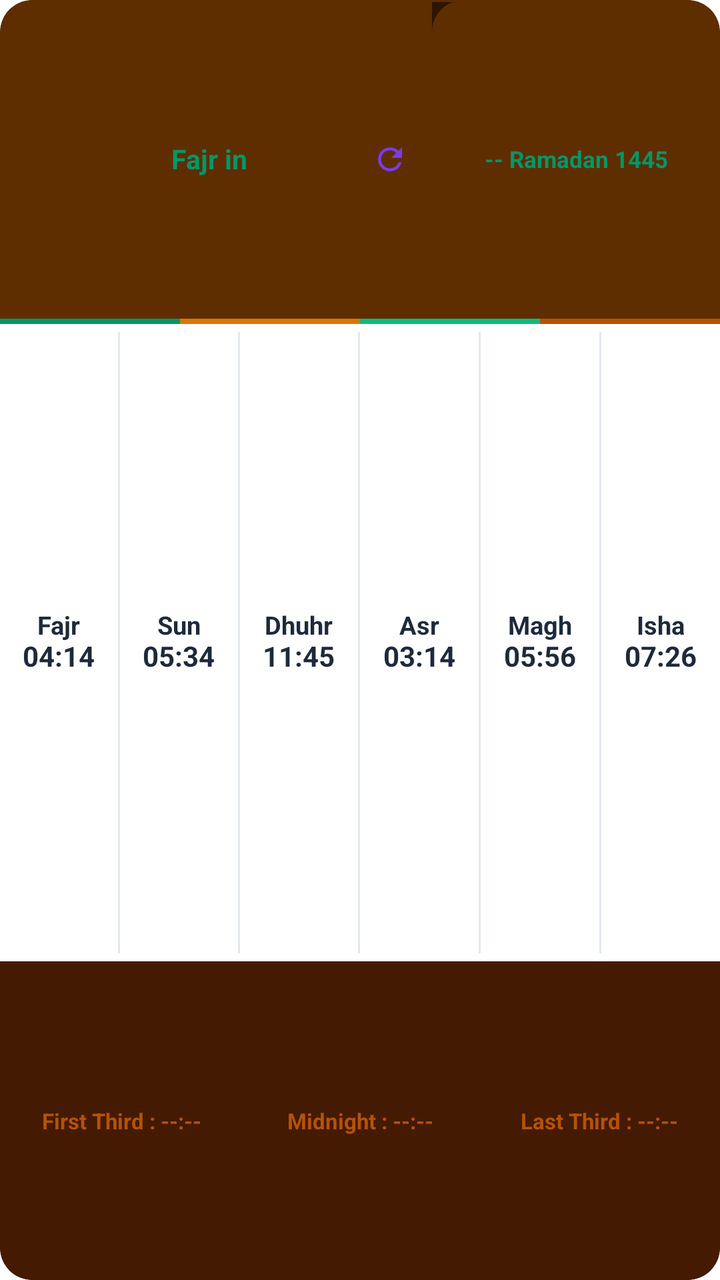
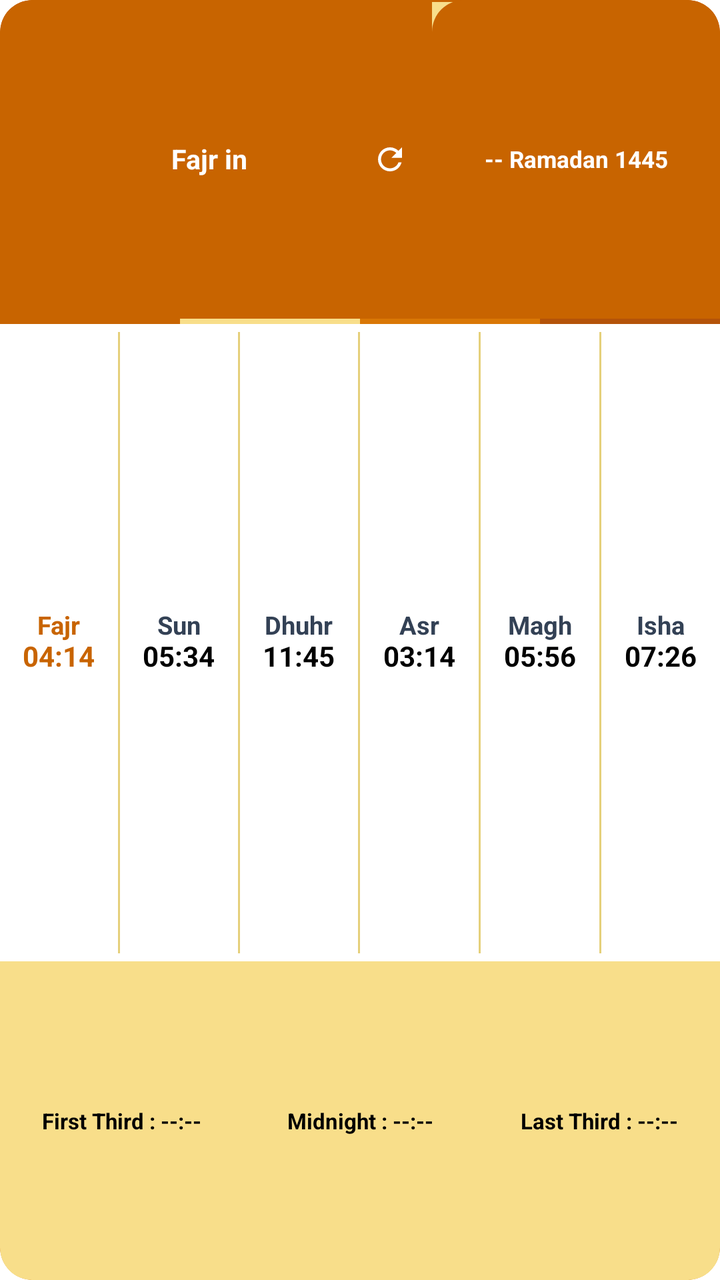

Screens rendered from an Android XML layout before and after an edit, with the pre-edit source and the edit as a unified diff.
<!-- AndroidManifest.xml: application theme AppTheme.NoActionBar -->
<!-- res/layout/prayer_widget_ltr.xml -->
<?xml version="1.0" encoding="utf-8"?>
<LinearLayout xmlns:android="http://schemas.android.com/apk/res/android"
    android:id="@+id/widget_root"
    android:layout_width="match_parent"
    android:layout_height="match_parent"
    android:orientation="vertical"
    android:layoutDirection="ltr"
    android:background="@drawable/widget_bg_white"
    android:clipToOutline="true"
    android:layout_margin="0dp"
    android:padding="0dp">

    
    <LinearLayout
        android:layout_width="match_parent"
        android:layout_height="0dp"
        android:layout_weight="25"
        android:orientation="horizontal"
        android:layoutDirection="ltr"
        android:baselineAligned="false">

        
        <RelativeLayout
            android:id="@+id/widget_top_right_section"
            android:layout_width="0dp"
            android:layout_weight="6"
            android:layout_height="match_parent"
            android:layoutDirection="ltr"
            android:background="@drawable/widget_top_right_bg"
            android:padding="0dp">

            
            <ImageView
                android:id="@+id/widget_app_icon_small"
                android:layout_width="22dp"
                android:layout_height="22dp"
                android:src="@mipmap/ic_launcher"
                android:layout_alignParentStart="true"
                android:layout_centerVertical="true"
                android:layout_marginStart="10dp"
                android:contentDescription="App Icon" />

            <ImageView
                android:id="@+id/widget_app_icon_large"
                android:layout_width="34dp"
                android:layout_height="34dp"
                android:src="@mipmap/ic_launcher"
                android:layout_alignParentStart="true"
                android:layout_centerVertical="true"
                android:layout_marginStart="10dp"
                android:visibility="gone"
                android:contentDescription="App Icon Large" />

            
            <LinearLayout
                android:id="@+id/widget_next_prayer_container"
                android:layout_width="wrap_content"
                android:layout_height="wrap_content"
                android:orientation="horizontal"
                android:layoutDirection="ltr"
                android:layout_centerInParent="true"
                android:gravity="center">

                <TextView
                    android:id="@+id/widget_next_prayer_name"
                    android:layout_width="wrap_content"
                    android:layout_height="wrap_content"
                    android:text="Fajr in"
                    android:textColor="#059669"
                    android:textSize="13.5sp"
                    android:textStyle="bold"
                    android:layout_marginEnd="6dp" />

                <Chronometer
                    android:id="@+id/widget_next_prayer_time"
                    android:layout_width="wrap_content"
                    android:layout_height="wrap_content"
                    android:textColor="#1E293B"
                    android:textSize="18sp"
                    android:textStyle="bold"
                    android:layout_marginTop="0dp"
                    android:visibility="gone"
                    android:countDown="true" />

                <TextView
                    android:id="@+id/widget_next_prayer_time_en"
                    android:layout_width="wrap_content"
                    android:layout_height="wrap_content"
                    android:textColor="#1E293B"
                    android:textSize="17.5sp"
                    android:textStyle="bold"
                    android:layout_marginTop="0dp"
                    android:visibility="visible" />
            </LinearLayout>

            
            <ImageView
                android:id="@+id/widget_btn_refresh"
                android:layout_width="22dp"
                android:layout_height="22dp"
                android:src="@drawable/ic_widget_refresh"
                android:layout_alignParentEnd="true"
                android:layout_centerVertical="true"
                android:layout_marginEnd="10dp"
                android:padding="2dp"
                android:contentDescription="Refresh" />
        </RelativeLayout>

        
        <LinearLayout
            android:id="@+id/widget_left_section"
            android:layout_width="0dp"
            android:layout_weight="4"
            android:layout_height="match_parent"
            android:background="@drawable/widget_left_bg"
            android:orientation="vertical"
            android:gravity="center"
            android:clickable="true"
            android:focusable="true"
            android:paddingStart="4dp"
            android:paddingEnd="4dp">

            <TextView
                android:id="@+id/widget_hijri_date"
                android:layout_width="match_parent"
                android:layout_height="wrap_content"
                android:text="-- Ramadan 1445"
                android:textColor="#059669"
                android:textSize="11.5sp"
                android:textStyle="bold"
                android:gravity="center"
                android:textAlignment="center"
                android:singleLine="true" />

            <TextView
                android:id="@+id/widget_gregorian_date"
                android:layout_width="match_parent"
                android:layout_height="wrap_content"
                android:text="-- -- --"
                android:textColor="#059669"
                android:textSize="10sp"
                android:textStyle="bold"
                android:gravity="center"
                android:textAlignment="center"
                android:singleLine="true"
                android:visibility="gone"
                android:layout_marginTop="1dp" />
        </LinearLayout>
    </LinearLayout>

    
    <LinearLayout
        android:id="@+id/widget_accent_strip"
        android:layout_width="match_parent"
        android:layout_height="2.5dp"
        android:orientation="horizontal"
        android:baselineAligned="false">
        <FrameLayout
            android:id="@+id/full_strip_purple"
            android:layout_width="0dp"
            android:layout_weight="1"
            android:layout_height="match_parent"
            android:background="#059669" />
        <FrameLayout
            android:id="@+id/full_strip_green"
            android:layout_width="0dp"
            android:layout_weight="1"
            android:layout_height="match_parent"
            android:background="#D97706" />
        <FrameLayout
            android:id="@+id/full_strip_teal"
            android:layout_width="0dp"
            android:layout_weight="1"
            android:layout_height="match_parent"
            android:background="#10B981" />
        <FrameLayout
            android:id="@+id/full_strip_terracotta"
            android:layout_width="0dp"
            android:layout_weight="1"
            android:layout_height="match_parent"
            android:background="#B45309" />
    </LinearLayout>

    
    <LinearLayout
        android:id="@+id/widget_middle_section"
        android:layout_width="match_parent"
        android:layout_height="0dp"
        android:layout_weight="50"
        android:orientation="horizontal"
        android:layoutDirection="ltr"
        android:background="#FFFFFF"
        android:paddingTop="2dp"
        android:paddingBottom="2dp"
        android:clickable="true"
        android:focusable="true">

        
        <LinearLayout android:id="@+id/col_fajr" android:layout_width="0dp" android:layout_weight="1" android:layout_height="match_parent" android:orientation="vertical" android:gravity="center">
            <TextView android:id="@+id/name_fajr" android:layout_width="wrap_content" android:layout_height="wrap_content" android:text="Fajr" android:textColor="#1E293B" android:textSize="12.5sp" android:textStyle="bold" android:singleLine="true" android:includeFontPadding="false"/>
            <TextView android:id="@+id/time_fajr" android:layout_width="wrap_content" android:layout_height="wrap_content" android:text="04:14" android:textColor="#1E293B" android:textSize="14sp" android:textStyle="bold" android:layout_marginTop="0dp" android:singleLine="true" android:includeFontPadding="false"/>
        </LinearLayout>
        <FrameLayout android:id="@+id/sep_1" android:layout_width="1dp" android:layout_height="match_parent" android:background="#E2E8F0" android:layout_marginTop="2dp" android:layout_marginBottom="2dp"/>

        
        <LinearLayout android:id="@+id/col_sunrise" android:layout_width="0dp" android:layout_weight="1" android:layout_height="match_parent" android:orientation="vertical" android:gravity="center">
            <TextView android:id="@+id/name_sunrise" android:layout_width="wrap_content" android:layout_height="wrap_content" android:text="Sun" android:textColor="#1E293B" android:textSize="12.5sp" android:textStyle="bold" android:singleLine="true" android:includeFontPadding="false"/>
            <TextView android:id="@+id/time_sunrise" android:layout_width="wrap_content" android:layout_height="wrap_content" android:text="05:34" android:textColor="#1E293B" android:textSize="14sp" android:textStyle="bold" android:layout_marginTop="0dp" android:singleLine="true" android:includeFontPadding="false"/>
        </LinearLayout>
        <FrameLayout android:id="@+id/sep_2" android:layout_width="1dp" android:layout_height="match_parent" android:background="#E2E8F0" android:layout_marginTop="2dp" android:layout_marginBottom="2dp"/>

        
        <LinearLayout android:id="@+id/col_dhuhr" android:layout_width="0dp" android:layout_weight="1" android:layout_height="match_parent" android:orientation="vertical" android:gravity="center">
            <TextView android:id="@+id/name_dhuhr" android:layout_width="wrap_content" android:layout_height="wrap_content" android:text="Dhuhr" android:textColor="#1E293B" android:textSize="12.5sp" android:textStyle="bold" android:singleLine="true" android:includeFontPadding="false"/>
            <TextView android:id="@+id/time_dhuhr" android:layout_width="wrap_content" android:layout_height="wrap_content" android:text="11:45" android:textColor="#1E293B" android:textSize="14sp" android:textStyle="bold" android:layout_marginTop="0dp" android:singleLine="true" android:includeFontPadding="false"/>
        </LinearLayout>
        <FrameLayout android:id="@+id/sep_3" android:layout_width="1dp" android:layout_height="match_parent" android:background="#E2E8F0" android:layout_marginTop="2dp" android:layout_marginBottom="2dp"/>

        
        <LinearLayout android:id="@+id/col_asr" android:layout_width="0dp" android:layout_weight="1" android:layout_height="match_parent" android:orientation="vertical" android:gravity="center">
            <TextView android:id="@+id/name_asr" android:layout_width="wrap_content" android:layout_height="wrap_content" android:text="Asr" android:textColor="#1E293B" android:textSize="12.5sp" android:textStyle="bold" android:singleLine="true" android:includeFontPadding="false"/>
            <TextView android:id="@+id/time_asr" android:layout_width="wrap_content" android:layout_height="wrap_content" android:text="03:14" android:textColor="#1E293B" android:textSize="14sp" android:textStyle="bold" android:layout_marginTop="0dp" android:singleLine="true" android:includeFontPadding="false"/>
        </LinearLayout>
        <FrameLayout android:id="@+id/sep_4" android:layout_width="1dp" android:layout_height="match_parent" android:background="#E2E8F0" android:layout_marginTop="2dp" android:layout_marginBottom="2dp"/>

        
        <LinearLayout android:id="@+id/col_maghrib" android:layout_width="0dp" android:layout_weight="1" android:layout_height="match_parent" android:orientation="vertical" android:gravity="center">
            <TextView android:id="@+id/name_maghrib" android:layout_width="wrap_content" android:layout_height="wrap_content" android:text="Magh" android:textColor="#1E293B" android:textSize="12.5sp" android:textStyle="bold" android:singleLine="true" android:includeFontPadding="false"/>
            <TextView android:id="@+id/time_maghrib" android:layout_width="wrap_content" android:layout_height="wrap_content" android:text="05:56" android:textColor="#1E293B" android:textSize="14sp" android:textStyle="bold" android:layout_marginTop="0dp" android:singleLine="true" android:includeFontPadding="false"/>
        </LinearLayout>
        <FrameLayout android:id="@+id/sep_5" android:layout_width="1dp" android:layout_height="match_parent" android:background="#E2E8F0" android:layout_marginTop="2dp" android:layout_marginBottom="2dp"/>

        
        <LinearLayout android:id="@+id/col_isha" android:layout_width="0dp" android:layout_weight="1" android:layout_height="match_parent" android:orientation="vertical" android:gravity="center">
            <TextView android:id="@+id/name_isha" android:layout_width="wrap_content" android:layout_height="wrap_content" android:text="Isha" android:textColor="#1E293B" android:textSize="12.5sp" android:textStyle="bold" android:singleLine="true" android:includeFontPadding="false"/>
            <TextView android:id="@+id/time_isha" android:layout_width="wrap_content" android:layout_height="wrap_content" android:text="07:26" android:textColor="#1E293B" android:textSize="14sp" android:textStyle="bold" android:layout_marginTop="0dp" android:singleLine="true" android:includeFontPadding="false"/>
        </LinearLayout>
    </LinearLayout>

    
    <LinearLayout
        android:id="@+id/widget_bottom_section"
        android:layout_width="match_parent"
        android:layout_height="0dp"
        android:layout_weight="25"
        android:orientation="horizontal"
        android:layoutDirection="ltr"
        android:background="@drawable/widget_bottom_bg"
        android:padding="1dp"
        android:gravity="center"
        android:clickable="true"
        android:focusable="true">

        <TextView
            android:id="@+id/widget_first_third"
            android:layout_width="0dp"
            android:layout_weight="1"
            android:layout_height="match_parent"
            android:text="First Third : --:--"
            android:textColor="#B45309"
            android:textSize="11sp"
            android:textStyle="bold"
            android:gravity="center" />

        <TextView
            android:id="@+id/widget_midnight"
            android:layout_width="0dp"
            android:layout_weight="1"
            android:layout_height="match_parent"
            android:text="Midnight : --:--"
            android:textColor="#B45309"
            android:textSize="11sp"
            android:textStyle="bold"
            android:gravity="center" />

        <TextView
            android:id="@+id/widget_last_third"
            android:layout_width="0dp"
            android:layout_weight="1"
            android:layout_height="match_parent"
            android:text="Last Third : --:--"
            android:textColor="#B45309"
            android:textSize="11sp"
            android:textStyle="bold"
            android:gravity="center" />
    </LinearLayout>
</LinearLayout>
<!-- resources referenced by this layout -->
<resources>
  <!-- drawable ic_widget_refresh (drawable) -->
  <vector xmlns:android="http://schemas.android.com/apk/res/android"
      android:width="24dp"
      android:height="24dp"
      android:viewportWidth="24"
      android:viewportHeight="24">
    <path
        android:fillColor="#7c3aed"
        android:pathData="M17.65,6.35C16.2,4.9 14.21,4 12,4c-4.42,0 -7.99,3.58 -7.99,8s3.57,8 7.99,8c3.73,0 6.84,-2.55 7.73,-6h-2.08c-0.82,2.33 -3.04,4 -5.65,4 -3.31,0 -6,-2.69 -6,-6s2.69,-6 6,-6c1.66,0 3.14,0.69 4.22,1.78L13,11h7V4l-2.35,2.35z"/>
  </vector>
  <!-- drawable widget_bg_white (drawable) -->
  <?xml version="1.0" encoding="utf-8"?>
  <shape xmlns:android="http://schemas.android.com/apk/res/android">
      <solid android:color="#2D1600" />
      <corners android:radius="16dp" />
      <stroke android:width="1dp" android:color="#5E2E00" />
  </shape>
  <!-- drawable widget_bottom_bg (drawable) -->
  <?xml version="1.0" encoding="utf-8"?>
  <shape xmlns:android="http://schemas.android.com/apk/res/android">
      <solid android:color="#451A03" />
      <corners android:bottomLeftRadius="16dp" android:bottomRightRadius="16dp" />
  </shape>
  <!-- drawable widget_left_bg (drawable) -->
  <?xml version="1.0" encoding="utf-8"?>
  <shape xmlns:android="http://schemas.android.com/apk/res/android">
      <solid android:color="#5E2E00" />
      <corners android:topRightRadius="16dp" android:topLeftRadius="16dp" />
  </shape>
  <!-- drawable widget_top_right_bg (drawable) -->
  <?xml version="1.0" encoding="utf-8"?>
  <shape xmlns:android="http://schemas.android.com/apk/res/android">
      <solid android:color="#5E2E00" />
      <corners android:topLeftRadius="16dp" />
  </shape>
  <!-- mipmap ic_launcher (mipmap-anydpi-v26) -->
  <?xml version="1.0" encoding="utf-8"?>
  <adaptive-icon xmlns:android="http://schemas.android.com/apk/res/android">
      <background android:drawable="@color/ic_launcher_background" />
      <foreground android:drawable="@mipmap/ic_launcher_foreground" />
  </adaptive-icon>
  <color name="ic_launcher_background">#FFFFFF</color>
</resources>

<!-- the commit's change to res/layout/prayer_widget_ltr.xml (unified diff, before → after) -->
@@ -66,7 +66,7 @@
                     android:layout_width="wrap_content"
                     android:layout_height="wrap_content"
                     android:text="Fajr in"
-                    android:textColor="#059669"
+                    android:textColor="#FFFFFF"
                     android:textSize="13.5sp"
                     android:textStyle="bold"
                     android:layout_marginEnd="6dp" />
@@ -75,7 +75,7 @@
                     android:id="@+id/widget_next_prayer_time"
                     android:layout_width="wrap_content"
                     android:layout_height="wrap_content"
-                    android:textColor="#1E293B"
+                    android:textColor="#FFFFFF"
                     android:textSize="18sp"
                     android:textStyle="bold"
                     android:layout_marginTop="0dp"
@@ -86,7 +86,7 @@
                     android:id="@+id/widget_next_prayer_time_en"
                     android:layout_width="wrap_content"
                     android:layout_height="wrap_content"
-                    android:textColor="#1E293B"
+                    android:textColor="#FFFFFF"
                     android:textSize="17.5sp"
                     android:textStyle="bold"
                     android:layout_marginTop="0dp"
@@ -99,6 +99,7 @@
                 android:layout_width="22dp"
                 android:layout_height="22dp"
                 android:src="@drawable/ic_widget_refresh"
+                android:tint="#FFFFFF"
                 android:layout_alignParentEnd="true"
                 android:layout_centerVertical="true"
                 android:layout_marginEnd="10dp"
@@ -125,7 +126,7 @@
                 android:layout_width="match_parent"
                 android:layout_height="wrap_content"
                 android:text="-- Ramadan 1445"
-                android:textColor="#059669"
+                android:textColor="#FFFFFF"
                 android:textSize="11.5sp"
                 android:textStyle="bold"
                 android:gravity="center"
@@ -137,7 +138,7 @@
                 android:layout_width="match_parent"
                 android:layout_height="wrap_content"
                 android:text="-- -- --"
-                android:textColor="#059669"
+                android:textColor="#FFFFFF"
                 android:textSize="10sp"
                 android:textStyle="bold"
                 android:gravity="center"
@@ -160,19 +161,19 @@
             android:layout_width="0dp"
             android:layout_weight="1"
             android:layout_height="match_parent"
-            android:background="#059669" />
+            android:background="#C86400" />
         <FrameLayout
             android:id="@+id/full_strip_green"
             android:layout_width="0dp"
             android:layout_weight="1"
             android:layout_height="match_parent"
+            android:background="#F8DE8A" />
+        <FrameLayout
+            android:id="@+id/full_strip_teal"
+            android:layout_width="0dp"
+            android:layout_weight="1"
+            android:layout_height="match_parent"
             android:background="#D97706" />
-        <FrameLayout
-            android:id="@+id/full_strip_teal"
-            android:layout_width="0dp"
-            android:layout_weight="1"
-            android:layout_height="match_parent"
-            android:background="#10B981" />
         <FrameLayout
             android:id="@+id/full_strip_terracotta"
             android:layout_width="0dp"
@@ -197,43 +198,43 @@
 
         
         <LinearLayout android:id="@+id/col_fajr" android:layout_width="0dp" android:layout_weight="1" android:layout_height="match_parent" android:orientation="vertical" android:gravity="center">
-            <TextView android:id="@+id/name_fajr" android:layout_width="wrap_content" android:layout_height="wrap_content" android:text="Fajr" android:textColor="#1E293B" android:textSize="12.5sp" android:textStyle="bold" android:singleLine="true" android:includeFontPadding="false"/>
-            <TextView android:id="@+id/time_fajr" android:layout_width="wrap_content" android:layout_height="wrap_content" android:text="04:14" android:textColor="#1E293B" android:textSize="14sp" android:textStyle="bold" android:layout_marginTop="0dp" android:singleLine="true" android:includeFontPadding="false"/>
-        </LinearLayout>
-        <FrameLayout android:id="@+id/sep_1" android:layout_width="1dp" android:layout_height="match_parent" android:background="#E2E8F0" android:layout_marginTop="2dp" android:layout_marginBottom="2dp"/>
+            <TextView android:id="@+id/name_fajr" android:layout_width="wrap_content" android:layout_height="wrap_content" android:text="Fajr" android:textColor="#C86400" android:textSize="12.5sp" android:textStyle="bold" android:singleLine="true" android:includeFontPadding="false"/>
+            <TextView android:id="@+id/time_fajr" android:layout_width="wrap_content" android:layout_height="wrap_content" android:text="04:14" android:textColor="#C86400" android:textSize="14sp" android:textStyle="bold" android:layout_marginTop="0dp" android:singleLine="true" android:includeFontPadding="false"/>
+        </LinearLayout>
+        <FrameLayout android:id="@+id/sep_1" android:layout_width="1dp" android:layout_height="match_parent" android:background="#E5D07B" android:layout_marginTop="2dp" android:layout_marginBottom="2dp"/>
 
         
         <LinearLayout android:id="@+id/col_sunrise" android:layout_width="0dp" android:layout_weight="1" android:layout_height="match_parent" android:orientation="vertical" android:gravity="center">
-            <TextView android:id="@+id/name_sunrise" android:layout_width="wrap_content" android:layout_height="wrap_content" android:text="Sun" android:textColor="#1E293B" android:textSize="12.5sp" android:textStyle="bold" android:singleLine="true" android:includeFontPadding="false"/>
-            <TextView android:id="@+id/time_sunrise" android:layout_width="wrap_content" android:layout_height="wrap_content" android:text="05:34" android:textColor="#1E293B" android:textSize="14sp" android:textStyle="bold" android:layout_marginTop="0dp" android:singleLine="true" android:includeFontPadding="false"/>
-        </LinearLayout>
-        <FrameLayout android:id="@+id/sep_2" android:layout_width="1dp" android:layout_height="match_parent" android:background="#E2E8F0" android:layout_marginTop="2dp" android:layout_marginBottom="2dp"/>
+            <TextView android:id="@+id/name_sunrise" android:layout_width="wrap_content" android:layout_height="wrap_content" android:text="Sun" android:textColor="#334155" android:textSize="12.5sp" android:textStyle="bold" android:singleLine="true" android:includeFontPadding="false"/>
+            <TextView android:id="@+id/time_sunrise" android:layout_width="wrap_content" android:layout_height="wrap_content" android:text="05:34" android:textColor="#000000" android:textSize="14sp" android:textStyle="bold" android:layout_marginTop="0dp" android:singleLine="true" android:includeFontPadding="false"/>
+        </LinearLayout>
+        <FrameLayout android:id="@+id/sep_2" android:layout_width="1dp" android:layout_height="match_parent" android:background="#E5D07B" android:layout_marginTop="2dp" android:layout_marginBottom="2dp"/>
 
         
         <LinearLayout android:id="@+id/col_dhuhr" android:layout_width="0dp" android:layout_weight="1" android:layout_height="match_parent" android:orientation="vertical" android:gravity="center">
-            <TextView android:id="@+id/name_dhuhr" android:layout_width="wrap_content" android:layout_height="wrap_content" android:text="Dhuhr" android:textColor="#1E293B" android:textSize="12.5sp" android:textStyle="bold" android:singleLine="true" android:includeFontPadding="false"/>
-            <TextView android:id="@+id/time_dhuhr" android:layout_width="wrap_content" android:layout_height="wrap_content" android:text="11:45" android:textColor="#1E293B" android:textSize="14sp" android:textStyle="bold" android:layout_marginTop="0dp" android:singleLine="true" android:includeFontPadding="false"/>
-        </LinearLayout>
-        <FrameLayout android:id="@+id/sep_3" android:layout_width="1dp" android:layout_height="match_parent" android:background="#E2E8F0" android:layout_marginTop="2dp" android:layout_marginBottom="2dp"/>
+            <TextView android:id="@+id/name_dhuhr" android:layout_width="wrap_content" android:layout_height="wrap_content" android:text="Dhuhr" android:textColor="#334155" android:textSize="12.5sp" android:textStyle="bold" android:singleLine="true" android:includeFontPadding="false"/>
+            <TextView android:id="@+id/time_dhuhr" android:layout_width="wrap_content" android:layout_height="wrap_content" android:text="11:45" android:textColor="#000000" android:textSize="14sp" android:textStyle="bold" android:layout_marginTop="0dp" android:singleLine="true" android:includeFontPadding="false"/>
+        </LinearLayout>
+        <FrameLayout android:id="@+id/sep_3" android:layout_width="1dp" android:layout_height="match_parent" android:background="#E5D07B" android:layout_marginTop="2dp" android:layout_marginBottom="2dp"/>
 
         
         <LinearLayout android:id="@+id/col_asr" android:layout_width="0dp" android:layout_weight="1" android:layout_height="match_parent" android:orientation="vertical" android:gravity="center">
-            <TextView android:id="@+id/name_asr" android:layout_width="wrap_content" android:layout_height="wrap_content" android:text="Asr" android:textColor="#1E293B" android:textSize="12.5sp" android:textStyle="bold" android:singleLine="true" android:includeFontPadding="false"/>
-            <TextView android:id="@+id/time_asr" android:layout_width="wrap_content" android:layout_height="wrap_content" android:text="03:14" android:textColor="#1E293B" android:textSize="14sp" android:textStyle="bold" android:layout_marginTop="0dp" android:singleLine="true" android:includeFontPadding="false"/>
-        </LinearLayout>
-        <FrameLayout android:id="@+id/sep_4" android:layout_width="1dp" android:layout_height="match_parent" android:background="#E2E8F0" android:layout_marginTop="2dp" android:layout_marginBottom="2dp"/>
+            <TextView android:id="@+id/name_asr" android:layout_width="wrap_content" android:layout_height="wrap_content" android:text="Asr" android:textColor="#334155" android:textSize="12.5sp" android:textStyle="bold" android:singleLine="true" android:includeFontPadding="false"/>
+            <TextView android:id="@+id/time_asr" android:layout_width="wrap_content" android:layout_height="wrap_content" android:text="03:14" android:textColor="#000000" android:textSize="14sp" android:textStyle="bold" android:layout_marginTop="0dp" android:singleLine="true" android:includeFontPadding="false"/>
+        </LinearLayout>
+        <FrameLayout android:id="@+id/sep_4" android:layout_width="1dp" android:layout_height="match_parent" android:background="#E5D07B" android:layout_marginTop="2dp" android:layout_marginBottom="2dp"/>
 
         
         <LinearLayout android:id="@+id/col_maghrib" android:layout_width="0dp" android:layout_weight="1" android:layout_height="match_parent" android:orientation="vertical" android:gravity="center">
-            <TextView android:id="@+id/name_maghrib" android:layout_width="wrap_content" android:layout_height="wrap_content" android:text="Magh" android:textColor="#1E293B" android:textSize="12.5sp" android:textStyle="bold" android:singleLine="true" android:includeFontPadding="false"/>
-            <TextView android:id="@+id/time_maghrib" android:layout_width="wrap_content" android:layout_height="wrap_content" android:text="05:56" android:textColor="#1E293B" android:textSize="14sp" android:textStyle="bold" android:layout_marginTop="0dp" android:singleLine="true" android:includeFontPadding="false"/>
-        </LinearLayout>
-        <FrameLayout android:id="@+id/sep_5" android:layout_width="1dp" android:layout_height="match_parent" android:background="#E2E8F0" android:layout_marginTop="2dp" android:layout_marginBottom="2dp"/>
+            <TextView android:id="@+id/name_maghrib" android:layout_width="wrap_content" android:layout_height="wrap_content" android:text="Magh" android:textColor="#334155" android:textSize="12.5sp" android:textStyle="bold" android:singleLine="true" android:includeFontPadding="false"/>
+            <TextView android:id="@+id/time_maghrib" android:layout_width="wrap_content" android:layout_height="wrap_content" android:text="05:56" android:textColor="#000000" android:textSize="14sp" android:textStyle="bold" android:layout_marginTop="0dp" android:singleLine="true" android:includeFontPadding="false"/>
+        </LinearLayout>
+        <FrameLayout android:id="@+id/sep_5" android:layout_width="1dp" android:layout_height="match_parent" android:background="#E5D07B" android:layout_marginTop="2dp" android:layout_marginBottom="2dp"/>
 
         
         <LinearLayout android:id="@+id/col_isha" android:layout_width="0dp" android:layout_weight="1" android:layout_height="match_parent" android:orientation="vertical" android:gravity="center">
-            <TextView android:id="@+id/name_isha" android:layout_width="wrap_content" android:layout_height="wrap_content" android:text="Isha" android:textColor="#1E293B" android:textSize="12.5sp" android:textStyle="bold" android:singleLine="true" android:includeFontPadding="false"/>
-            <TextView android:id="@+id/time_isha" android:layout_width="wrap_content" android:layout_height="wrap_content" android:text="07:26" android:textColor="#1E293B" android:textSize="14sp" android:textStyle="bold" android:layout_marginTop="0dp" android:singleLine="true" android:includeFontPadding="false"/>
+            <TextView android:id="@+id/name_isha" android:layout_width="wrap_content" android:layout_height="wrap_content" android:text="Isha" android:textColor="#334155" android:textSize="12.5sp" android:textStyle="bold" android:singleLine="true" android:includeFontPadding="false"/>
+            <TextView android:id="@+id/time_isha" android:layout_width="wrap_content" android:layout_height="wrap_content" android:text="07:26" android:textColor="#000000" android:textSize="14sp" android:textStyle="bold" android:layout_marginTop="0dp" android:singleLine="true" android:includeFontPadding="false"/>
         </LinearLayout>
     </LinearLayout>
 
@@ -257,7 +258,7 @@
             android:layout_weight="1"
             android:layout_height="match_parent"
             android:text="First Third : --:--"
-            android:textColor="#B45309"
+            android:textColor="#000000"
             android:textSize="11sp"
             android:textStyle="bold"
             android:gravity="center" />
@@ -268,7 +269,7 @@
             android:layout_weight="1"
             android:layout_height="match_parent"
             android:text="Midnight : --:--"
-            android:textColor="#B45309"
+            android:textColor="#000000"
             android:textSize="11sp"
             android:textStyle="bold"
             android:gravity="center" />
@@ -279,7 +280,7 @@
             android:layout_weight="1"
             android:layout_height="match_parent"
             android:text="Last Third : --:--"
-            android:textColor="#B45309"
+            android:textColor="#000000"
             android:textSize="11sp"
             android:textStyle="bold"
             android:gravity="center" />
<!-- resource entries referenced after the edit -->
@@ -13,26 +13,26 @@
   <!-- drawable widget_bg_white (drawable) -->
   <?xml version="1.0" encoding="utf-8"?>
   <shape xmlns:android="http://schemas.android.com/apk/res/android">
-      <solid android:color="#2D1600" />
+      <solid android:color="#F8DE8A" />
       <corners android:radius="16dp" />
-      <stroke android:width="1dp" android:color="#5E2E00" />
+      <stroke android:width="1dp" android:color="#C86400" />
   </shape>
   <!-- drawable widget_bottom_bg (drawable) -->
   <?xml version="1.0" encoding="utf-8"?>
   <shape xmlns:android="http://schemas.android.com/apk/res/android">
-      <solid android:color="#451A03" />
+      <solid android:color="#F8DE8A" />
       <corners android:bottomLeftRadius="16dp" android:bottomRightRadius="16dp" />
   </shape>
   <!-- drawable widget_left_bg (drawable) -->
   <?xml version="1.0" encoding="utf-8"?>
   <shape xmlns:android="http://schemas.android.com/apk/res/android">
-      <solid android:color="#5E2E00" />
+      <solid android:color="#C86400" />
       <corners android:topRightRadius="16dp" android:topLeftRadius="16dp" />
   </shape>
   <!-- drawable widget_top_right_bg (drawable) -->
   <?xml version="1.0" encoding="utf-8"?>
   <shape xmlns:android="http://schemas.android.com/apk/res/android">
-      <solid android:color="#5E2E00" />
+      <solid android:color="#C86400" />
       <corners android:topLeftRadius="16dp" />
   </shape>
   <!-- mipmap ic_launcher (mipmap-anydpi-v26) -->
